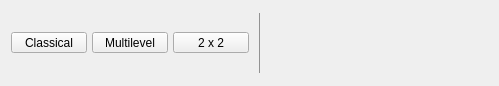
Before: the Qt Designer form JASP-Desktop/ribbons/ribbonmeta_analysis.ui in jasp-stats/jasp-desktop, drawn with Qt 5; both pictures show x 0 to 499 and y 0 to 86 of the 840 by 86 pixel window.
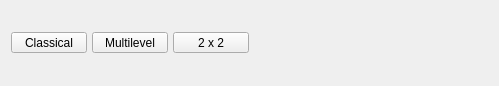
After: the same form once the commit is applied. Icons and pictures are not drawn. Custom widgets are drawn as their Qt base class.

```diff
--- a/JASP-Desktop/ribbons/ribbonmeta_analysis.ui
+++ b/JASP-Desktop/ribbons/ribbonmeta_analysis.ui
@@ -254,18 +254,7 @@
      <property name="styleSheet">
       <string notr="true">QWidget { color : #929292 ; }</string>
      </property>
-     <layout class="QGridLayout" name="gridLayout_9">
-      <item row="0" column="0">
-       <widget class="Line" name="line2">
-        <property name="frameShadow">
-         <enum>QFrame::Plain</enum>
-        </property>
-        <property name="orientation">
-         <enum>Qt::Vertical</enum>
-        </property>
-       </widget>
-      </item>
-     </layout>
+     <layout class="QGridLayout" name="gridLayout_9"/>
     </widget>
    </item>
   </layout>
```
Left out of the diff: 1 changed line with no effect on the pictures.
